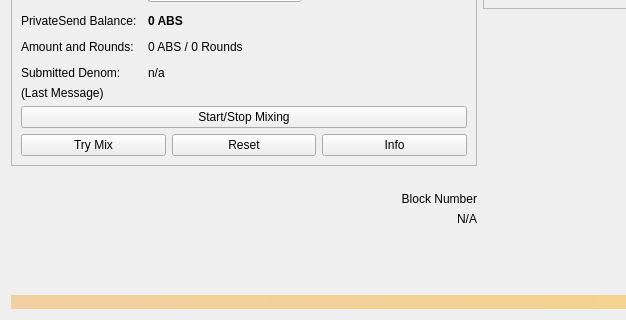
Before: the Qt Designer form src/qt/forms/overviewpage.ui in ichudu/ABS, drawn with Qt 5; both pictures show x 0 to 626 and y 288 to 608 of the 960 by 608 pixel window.
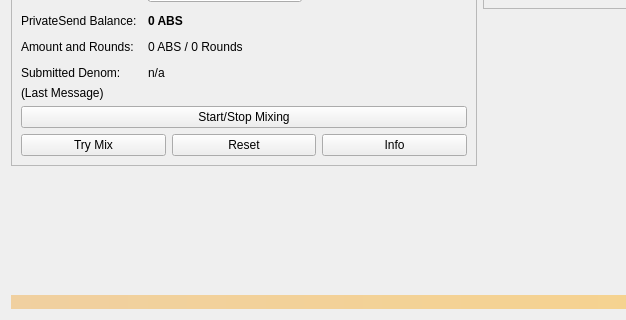
After: the same form once the commit is applied. Icons and pictures are not drawn.

Commit message: Block Summary Revert

What changed in the file:
```diff
--- a/src/qt/forms/overviewpage.ui
+++ b/src/qt/forms/overviewpage.ui
@@ -638,28 +638,7 @@
        <item>
         <layout class="QVBoxLayout" name="verticalLayout_blockdetails">
          <item>
-          <layout class="QGridLayout" name="gridLayout_2">
-           <item row="1" column="0">
-            <widget class="QLabel" name="numberOfBlocks">
-             <property name="text">
-              <string>N/A</string>
-             </property>
-             <property name="alignment">
-              <set>Qt::AlignRight|Qt::AlignTrailing|Qt::AlignVCenter</set>
-             </property>
-            </widget>
-           </item>
-           <item row="0" column="0">
-            <widget class="QLabel" name="lastBlockTime">
-             <property name="text">
-              <string>Block Number</string>
-             </property>
-             <property name="alignment">
-              <set>Qt::AlignRight|Qt::AlignTrailing|Qt::AlignVCenter</set>
-             </property>
-            </widget>
-           </item>
-          </layout>
+          <layout class="QGridLayout" name="gridLayout_2"/>
          </item>
         </layout>
        </item>
```
The commit also changes 2 other files.
